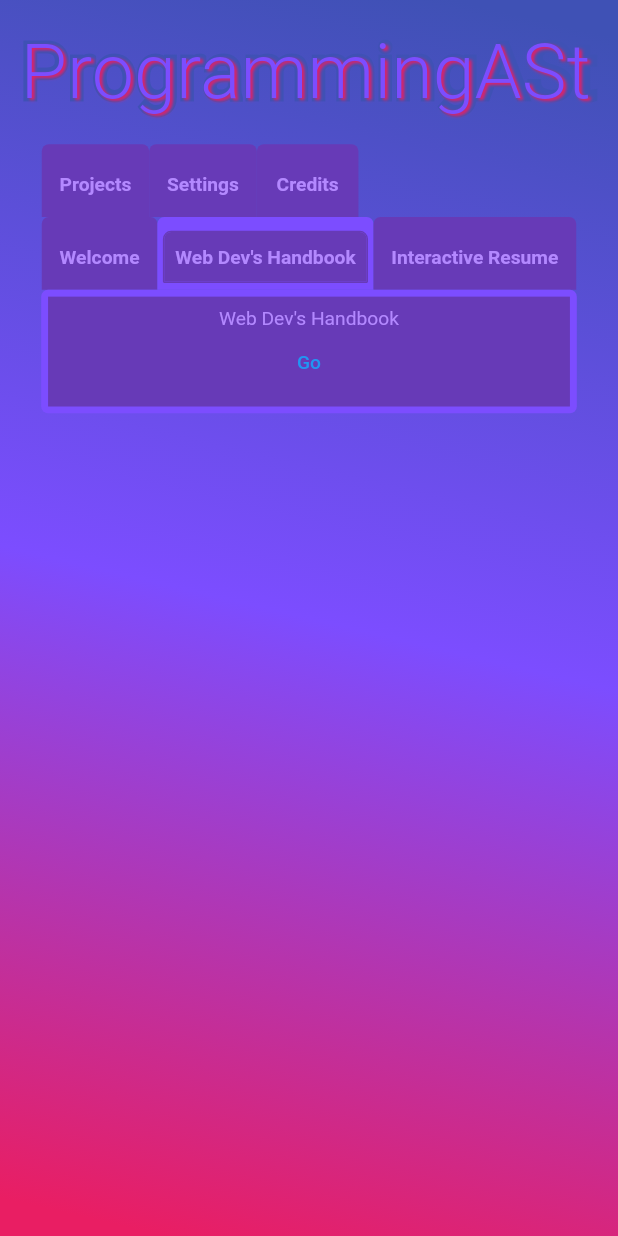
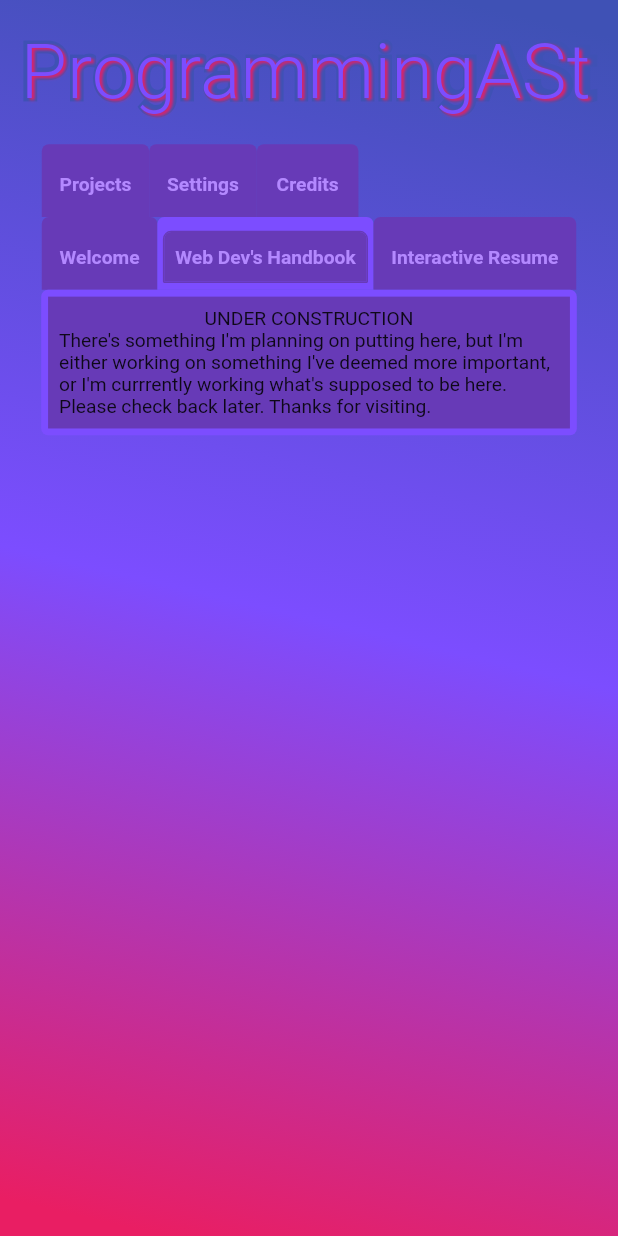
Before and after one commit to ProgrammingAStorm/Flutter-Portfolio, a Flutter app: the screen it shows after launch, after a tap on "Web Dev's Handbook", on a phone screen of 412 x 824 dp. Run offline on Flutter 3.47's test engine with Material 2 defaults, Android fonts, the phone set to English and light mode, and no system bars; our stand-ins replace flutter_colorpicker, responsive_framework; missing offline and left inert: dart_code_viewer2; Roboto replaces fonts that are missing (BigMisterC).

Commit message:
Added Construction Widget

```diff
--- /dev/null
+++ b/lib/pages/main_menu/components/construction.dart
@@ -0,0 +1,15 @@
+import 'package:flutter/material.dart';
+
+class Construction extends StatelessWidget {
+  const Construction({super.key});
+
+  @override
+  Widget build(BuildContext context) {
+    return Column(children: const [
+      Text("UNDER CONSTRUCTION", textAlign: TextAlign.center),
+      Text('''
+There's something I'm planning on putting here, but I'm either working on something I've deemed more important, or I'm currrently working what's supposed to be here.
+Please check back later. Thanks for visiting.''', textAlign: TextAlign.start),
+    ]);
+  }
+}
--- a/lib/pages/main_menu/components/folder.dart
+++ b/lib/pages/main_menu/components/folder.dart
@@ -1,7 +1,8 @@
 import 'package:flutter/material.dart';
+import 'package:portfolio/pages/main_menu/components/construction.dart';
+import 'package:portfolio/pages/main_menu/components/web_dev_book.dart';
 import './settings.dart';
 import './welcome.dart';
-import 'package:portfolio/pages/contents/contents.dart';
 
 class Folder extends StatefulWidget {
   const Folder({super.key, required this.setScale, required this.setColors});
@@ -12,43 +13,14 @@ class Folder extends StatefulWidget {
   Widget? getStaticPages(String page, BuildContext context) {
     Map<String, Widget> pages = {
       "Welcome": const Welcome(),
-      "Web Dev's Handbook": Column(
-        children: [
-          Text(
-            "Web Dev's Handbook",
-            style: TextStyle(color: Colors.deepPurpleAccent.shade100),
-          ),
-          TextButton(
-              onPressed: () => {
-                    Navigator.push(
-                        context,
-                        MaterialPageRoute(
-                            builder: (context) => const Contents()))
-                  },
-              child: const Text("Go"))
-        ],
-      ),
-      "Interactive Resume": Column(
-        children: [
-          Text(
-            'Interactive Resume',
-            style: TextStyle(color: Colors.deepPurpleAccent.shade100),
-          )
-        ],
-      ),
-      "Projects": const Text("Projects"),
+      "Web Dev's Handbook": const Construction(),
+      "Interactive Resume": const Construction(),
+      "Projects": const Construction(),
       "Settings": Settings(
         setScale: setScale,
         setColors: setColors,
       ),
-      "Credits": Column(
-        children: [
-          Text(
-            'Credits',
-            style: TextStyle(color: Colors.deepPurpleAccent.shade100),
-          )
-        ],
-      ),
+      "Credits": const Construction(),
     };
 
     return pages[page];
--- /dev/null
+++ b/lib/pages/main_menu/components/web_dev_book.dart
@@ -0,0 +1,24 @@
+import 'package:flutter/material.dart';
+import 'package:portfolio/pages/contents/contents.dart';
+
+class WebDevBook extends StatelessWidget {
+  const WebDevBook({super.key});
+
+  @override
+  Widget build(BuildContext context) {
+    return Column(
+      children: [
+        Text(
+          "Web Dev's Handbook",
+          style: TextStyle(color: Colors.deepPurpleAccent.shade100),
+        ),
+        TextButton(
+            onPressed: () => {
+                  Navigator.push(context,
+                      MaterialPageRoute(builder: (context) => const Contents()))
+                },
+            child: const Text("Go"))
+      ],
+    );
+  }
+}
```
